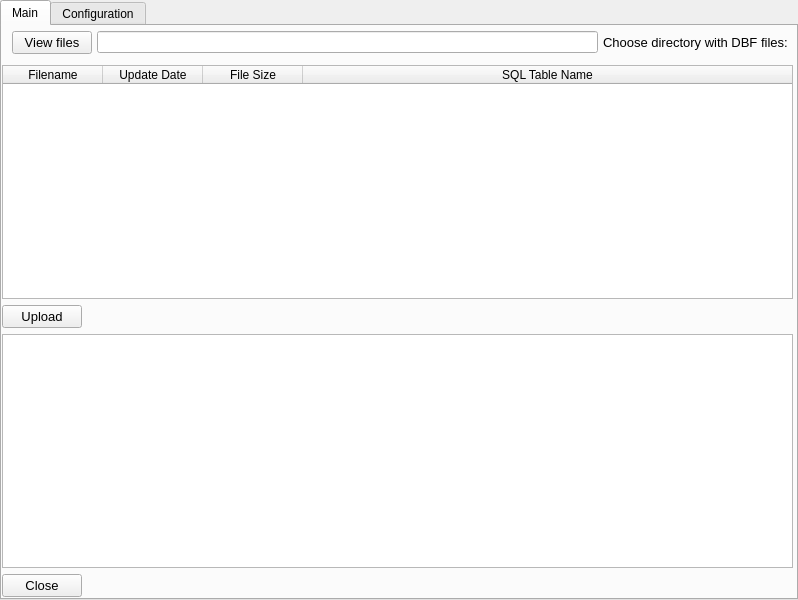
Above: gui.ui from StanleyKubrik/DBFLoaderToSQL before the change. Below: the same form after it.
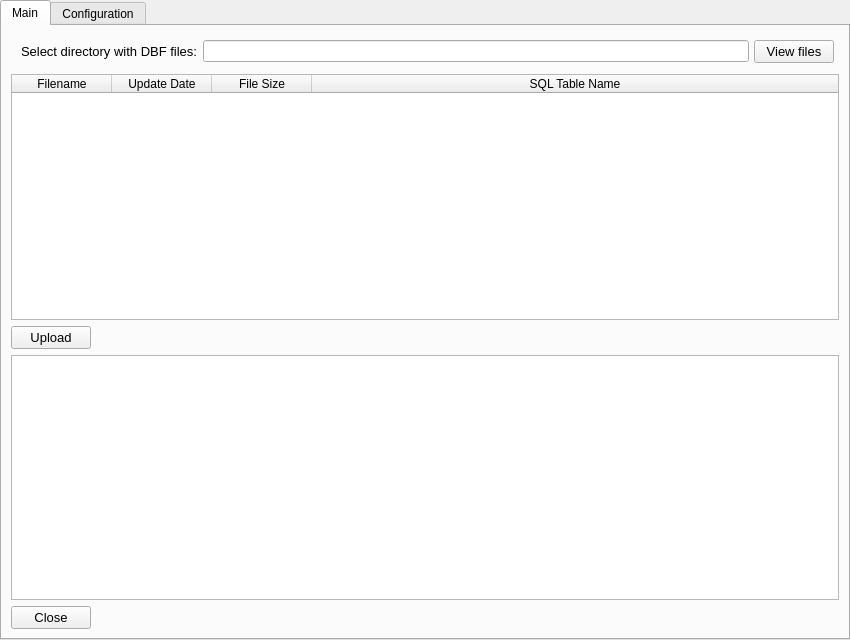
That is the form after the change.

Commit message: 2022/06/28 - Make app window resizable.

```diff
--- a/gui.ui
+++ b/gui.ui
@@ -9,8 +9,8 @@
    <rect>
     <x>0</x>
     <y>0</y>
-    <width>798</width>
-    <height>600</height>
+    <width>850</width>
+    <height>640</height>
    </rect>
   </property>
   <property name="sizePolicy">
@@ -29,10 +29,7 @@
      <verstretch>0</verstretch>
     </sizepolicy>
    </property>
-   <layout class="QVBoxLayout" name="verticalLayout_3" stretch="0">
-    <property name="spacing">
-     <number>5</number>
-    </property>
+   <layout class="QVBoxLayout" name="verticalLayout_3">
     <property name="leftMargin">
      <number>0</number>
     </property>
@@ -60,15 +57,8 @@
        <attribute name="title">
         <string>Main</string>
        </attribute>
-       <widget class="QWidget" name="">
-        <property name="geometry">
-         <rect>
-          <x>0</x>
-          <y>0</y>
-          <width>791</width>
-          <height>571</height>
-         </rect>
-        </property>
+       <layout class="QVBoxLayout" name="verticalLayout">
+        <item>
         <layout class="QVBoxLayout" name="verticalLayout_2">
          <property name="sizeConstraint">
           <enum>QLayout::SetDefaultConstraint</enum>
@@ -93,6 +83,21 @@
            <property name="bottomMargin">
             <number>5</number>
            </property>
+            <item>
+             <widget class="QLabel" name="lbl_select">
+              <property name="font">
+               <font>
+                <pointsize>10</pointsize>
+               </font>
+              </property>
+              <property name="text">
+               <string>Select directory with DBF files:</string>
+              </property>
+             </widget>
+            </item>
+            <item>
+             <widget class="QLineEdit" name="lineedit_directory"/>
+            </item>
            <item>
             <widget class="QPushButton" name="btn_view_files">
              <property name="font">
@@ -105,21 +110,6 @@
              </property>
             </widget>
            </item>
-           <item>
-            <widget class="QLineEdit" name="lineedit_directory"/>
-           </item>
-           <item>
-            <widget class="QLabel" name="lbl_choose">
-             <property name="font">
-              <font>
-               <pointsize>10</pointsize>
-              </font>
-             </property>
-             <property name="text">
-              <string>Choose directory with DBF files:</string>
-             </property>
-            </widget>
-           </item>
           </layout>
          </item>
          <item>
@@ -243,7 +233,8 @@
           </widget>
          </item>
         </layout>
-       </widget>
+        </item>
+       </layout>
       </widget>
       <widget class="QWidget" name="tab_config">
        <attribute name="title">
```
Left out of the diff: 5 changed lines with no effect on the pictures. Lines whose indentation alone changed are shown as unchanged. The commit also changes 2 other files.
